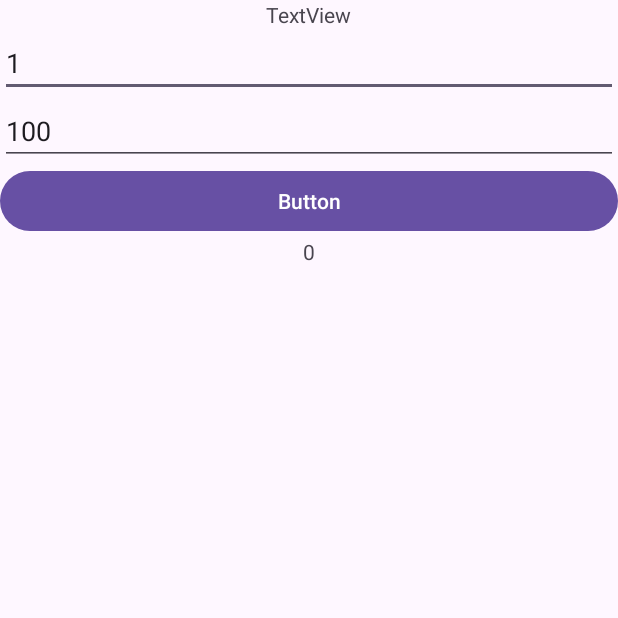
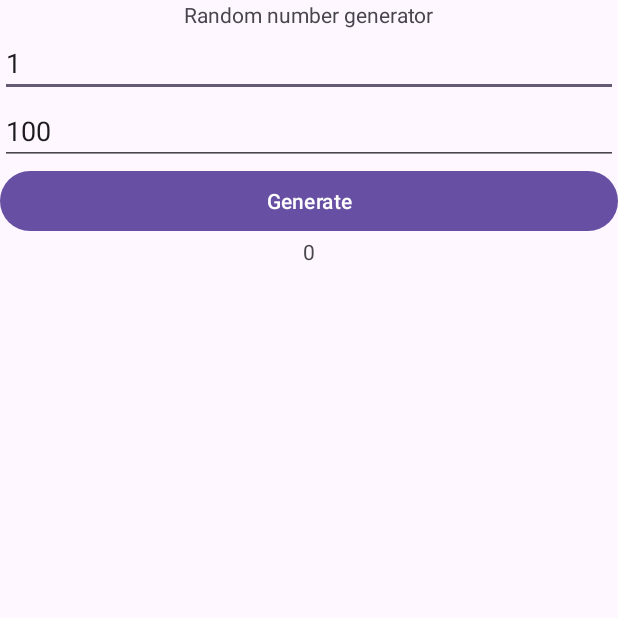
Before and after one commit to sharky-3/dice_project, an Android app: the MainActivity2 screen opened directly, with no data from a screen before it, on a phone screen of 412 x 824 dp, the top half of it. Run offline under Robolectric (Android 15) with nearby library versions, the phone set to English and light mode, and no system bars.

Commit message:
Commit project

```diff
--- a/app/src/main/res/layout/activity_main.xml
+++ b/app/src/main/res/layout/activity_main.xml
@@ -14,7 +14,7 @@
         android:layout_width="wrap_content"
         android:layout_height="wrap_content"
         android:layout_gravity="center_horizontal"
-        android:text="Random"
+        android:text="@string/random"
         tools:textSize="30" />
 
     <ImageButton
@@ -30,7 +30,7 @@
         android:layout_width="match_parent"
         android:layout_height="202dp"
         android:onClick="openWebTwo"
-        android:text="My random" />
+        android:text="@string/my_random" />
 
     <ImageView
         android:id="@+id/dice_id"
--- a/app/src/main/res/layout/activity_main2.xml
+++ b/app/src/main/res/layout/activity_main2.xml
@@ -13,7 +13,7 @@
         android:layout_width="wrap_content"
         android:layout_height="wrap_content"
         android:layout_gravity="center_horizontal"
-        android:text="TextView"
+        android:text="@string/random_number_generator"
         tools:textSize="30sp" />
 
     <EditText
@@ -36,7 +36,7 @@
         android:id="@+id/button"
         android:layout_width="match_parent"
         android:layout_height="wrap_content"
-        android:text="Button" />
+        android:text="@string/generate" />
 
     <TextView
         android:id="@+id/generated_number"
--- a/app/src/main/res/values/strings.xml
+++ b/app/src/main/res/values/strings.xml
@@ -1,3 +1,7 @@
 <resources>
     <string name="app_name">random_kocka</string>
+    <string name="random">Random</string>
+    <string name="my_random">My random</string>
+    <string name="random_number_generator">Random number generator</string>
+    <string name="generate">Generate</string>
 </resources>
```
Also changed, not shown: 1 other file.
